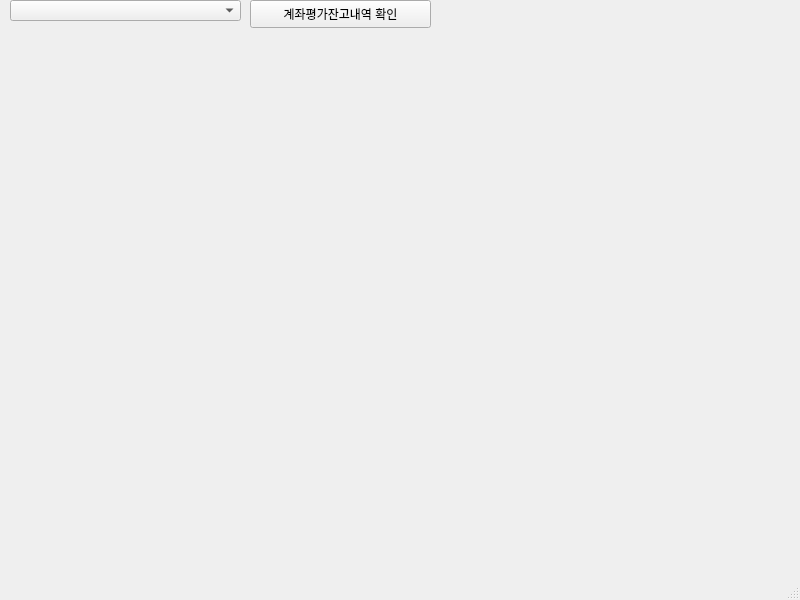
Qt form ALBA.ui (gipder/ginvest) before a commit.
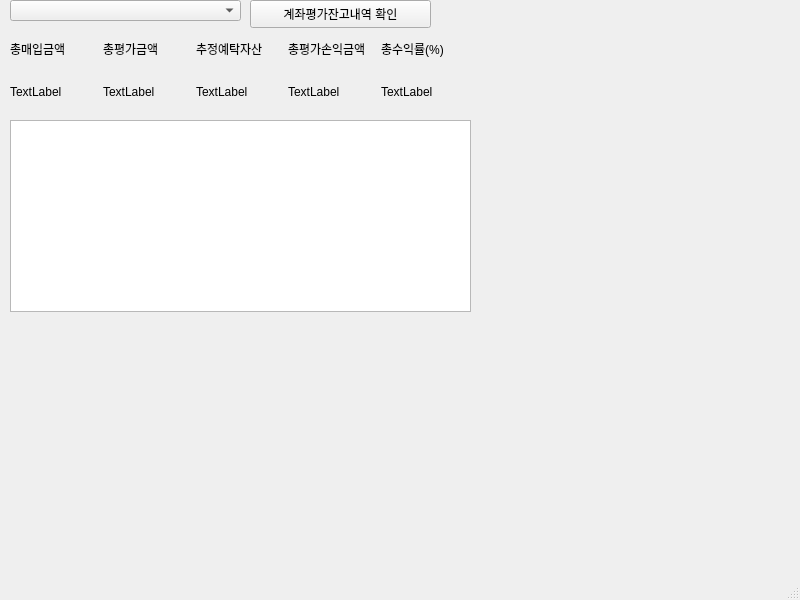
The same form after that commit.

Diff of the .ui file:
```diff
--- a/ALBA.ui
+++ b/ALBA.ui
@@ -37,6 +37,98 @@
      <string>계좌평가잔고내역 확인</string>
     </property>
    </widget>
+   <widget class="QWidget" name="gridLayoutWidget_2">
+    <property name="geometry">
+     <rect>
+      <x>10</x>
+      <y>30</y>
+      <width>458</width>
+      <height>80</height>
+     </rect>
+    </property>
+    <layout class="QGridLayout" name="gridLayout">
+     <item row="0" column="4">
+      <widget class="QLabel" name="label_15">
+       <property name="text">
+        <string>총수익률(%)</string>
+       </property>
+      </widget>
+     </item>
+     <item row="0" column="1">
+      <widget class="QLabel" name="label_12">
+       <property name="text">
+        <string>총평가금액</string>
+       </property>
+      </widget>
+     </item>
+     <item row="0" column="0">
+      <widget class="QLabel" name="label_11">
+       <property name="text">
+        <string>총매입금액</string>
+       </property>
+      </widget>
+     </item>
+     <item row="0" column="3">
+      <widget class="QLabel" name="label_14">
+       <property name="text">
+        <string>총평가손익금액</string>
+       </property>
+      </widget>
+     </item>
+     <item row="0" column="2">
+      <widget class="QLabel" name="label_13">
+       <property name="text">
+        <string>추정예탁자산</string>
+       </property>
+      </widget>
+     </item>
+     <item row="1" column="0">
+      <widget class="QLabel" name="label_1">
+       <property name="text">
+        <string>TextLabel</string>
+       </property>
+      </widget>
+     </item>
+     <item row="1" column="1">
+      <widget class="QLabel" name="label_2">
+       <property name="text">
+        <string>TextLabel</string>
+       </property>
+      </widget>
+     </item>
+     <item row="1" column="2">
+      <widget class="QLabel" name="label_3">
+       <property name="text">
+        <string>TextLabel</string>
+       </property>
+      </widget>
+     </item>
+     <item row="1" column="3">
+      <widget class="QLabel" name="label_4">
+       <property name="text">
+        <string>TextLabel</string>
+       </property>
+      </widget>
+     </item>
+     <item row="1" column="4">
+      <widget class="QLabel" name="label_5">
+       <property name="text">
+        <string>TextLabel</string>
+       </property>
+      </widget>
+     </item>
+    </layout>
+   </widget>
+   <widget class="QTableWidget" name="stocklistTableWidget_2">
+    <property name="geometry">
+     <rect>
+      <x>10</x>
+      <y>120</y>
+      <width>461</width>
+      <height>192</height>
+     </rect>
+    </property>
+   </widget>
   </widget>
   <widget class="QMenuBar" name="menubar">
    <property name="geometry">
```
